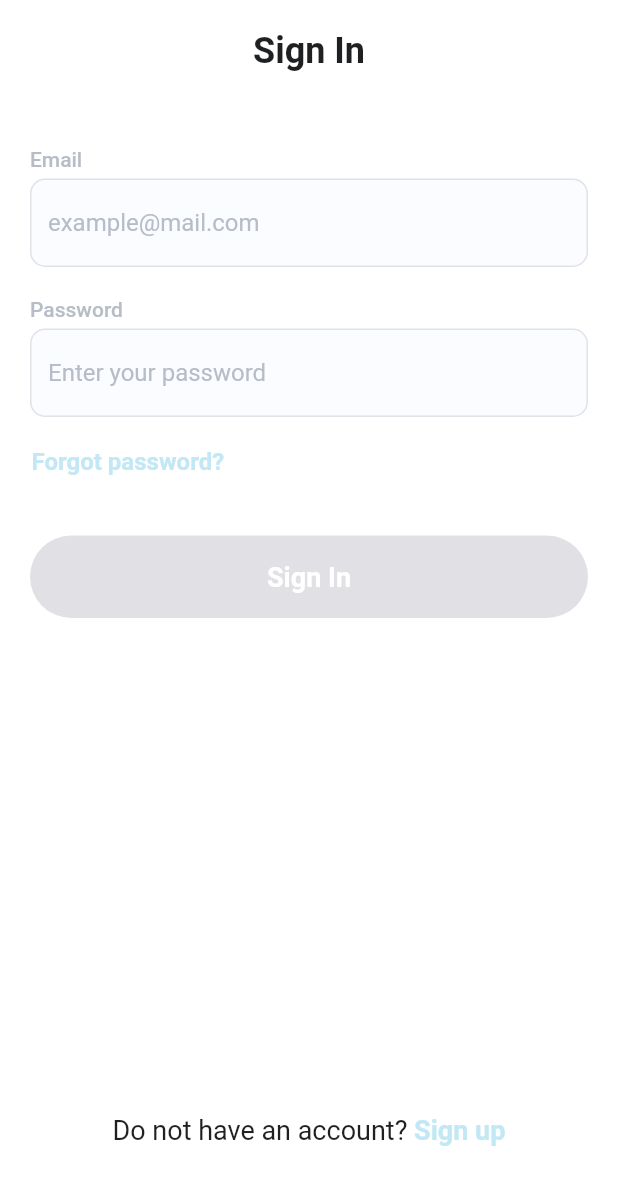
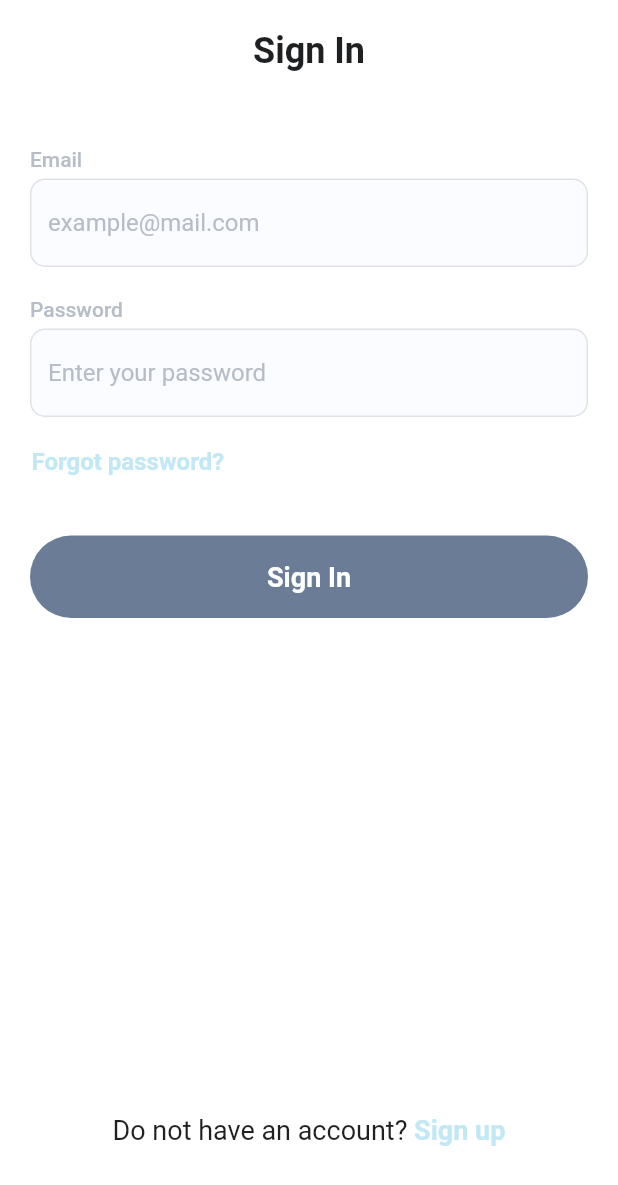
Before and after one commit to jowczar/workout-app, a Flutter app: the SignInPage screen opened directly, on a phone screen of 412 x 824 dp. Shown: the top 1185 px of the screen. Run offline on Flutter 3.47's test engine with Material 2 defaults, Android fonts, the light colour scheme and no system bars; our stand-ins replace bloc, cached_network_image, flutter_bloc, flutter_svg.

Commit message:
Add disabled colors

```diff
--- a/frontend/lib/core/utils/color_constant.dart
+++ b/frontend/lib/core/utils/color_constant.dart
@@ -7,6 +7,8 @@ class ColorConstant {
   static Color textColor = fromHex("#000000");
   static Color backgroundColor= fromHex("#140E35");
   static Color accentColor = fromHex("#E78439");
+
+  static Color disabledColor = fromHex("#6B7C96");
 
 
   /* TODO: Tutorial colors, delete them once screens are ready */
@@ -22,7 +24,6 @@ class ColorConstant {
   static const textFieldBackground = Color(0xFFFBFCFF);
   static const textFieldBorder = Color(0xFFB9BBC5);
 
-  static const disabledColor = Color(0xFFE1E1E5);
   static const errorColor = Color(0xFFF25252);
 
   static const homeBackgroundColor = Color.fromRGBO(252, 252, 252, 1);
```
